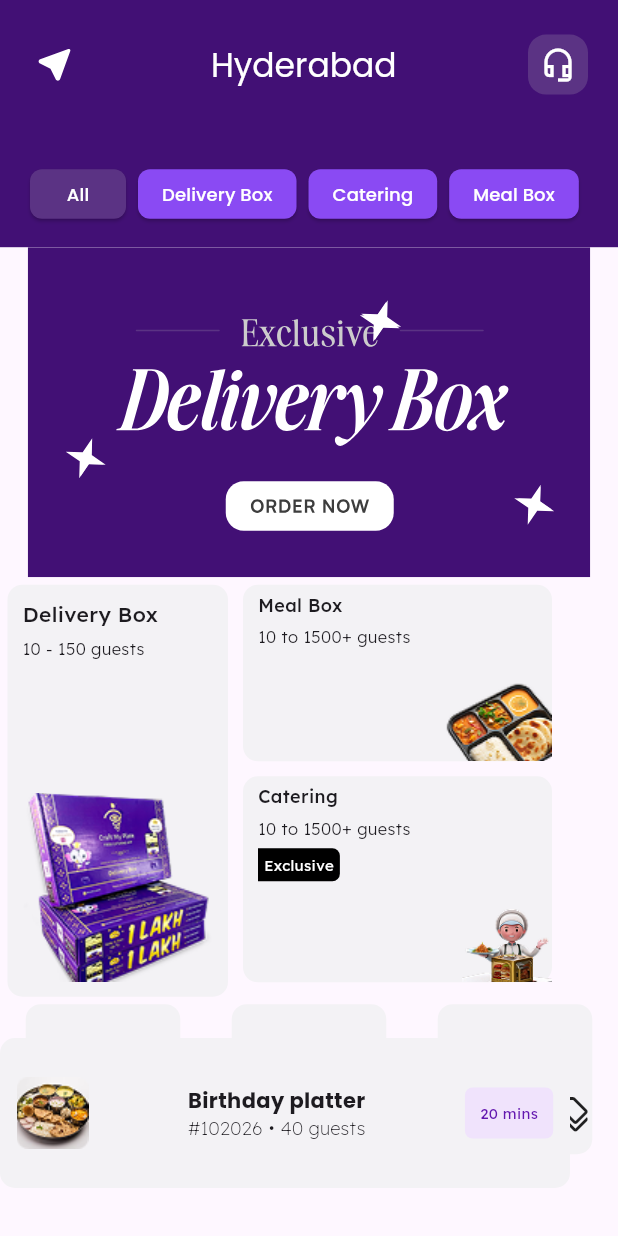
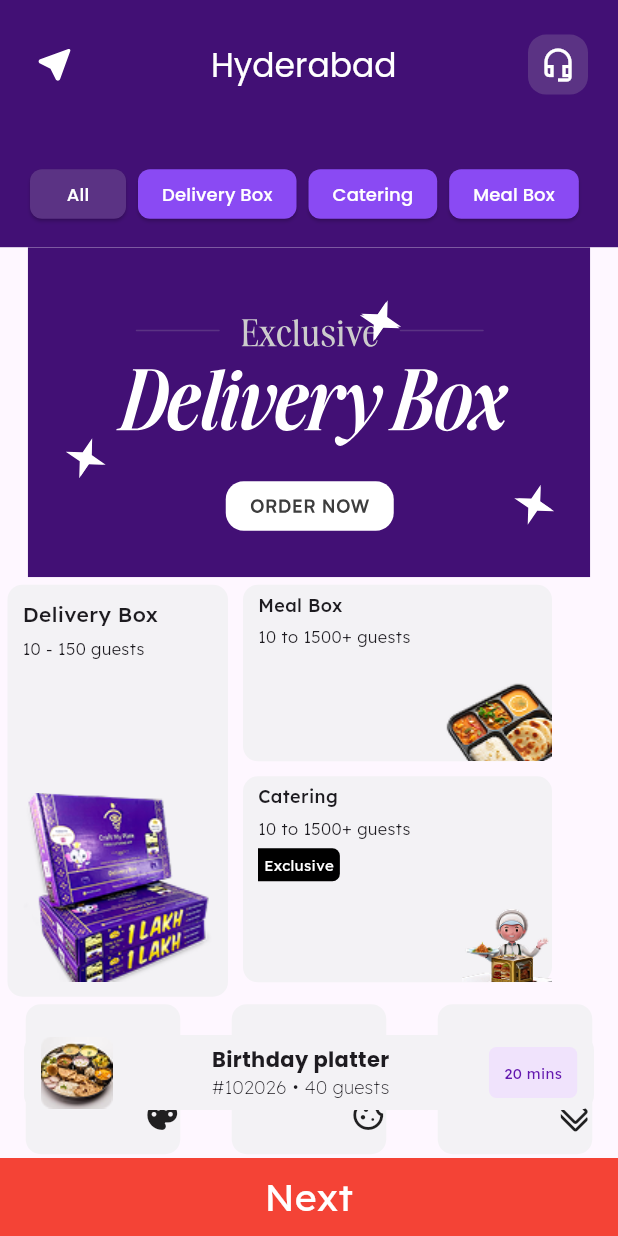
Before and after one commit to JainamO7/task_interview, a Flutter app: the screen it shows after launch, on a phone screen of 412 x 824 dp. Run offline on Flutter 3.47's test engine with Material 3 defaults, Android fonts, the phone set to English and light mode, and no system bars; our stand-ins replace flutter_svg, get, google_fonts.

Commit message:
Update HomePageView layout: adjust button size, add bottom navigation bar, and ensure consistent app bar color

```diff
--- a/lib/view/homePageView.dart
+++ b/lib/view/homePageView.dart
@@ -167,6 +167,7 @@ class HomePageView extends StatelessWidget {
 
               Row(
                 mainAxisAlignment: MainAxisAlignment.spaceAround,
+                mainAxisSize: MainAxisSize.max,
                 children: [
                   _buildOptionCard(
                     title: "Find My Platter",
@@ -191,6 +192,24 @@ class HomePageView extends StatelessWidget {
         name: 'Birthday platter',
         detils: '#102026 • 40 guests',
         minites: '20 mins',
+      ),
+      floatingActionButtonLocation: FloatingActionButtonLocation.centerFloat,
+      bottomNavigationBar: Container(
+        padding: const EdgeInsets.symmetric(horizontal: 16.0, vertical: 8.0),
+        color: Colors.red, // Match app bar color for consistency
+        child: SizedBox(
+          width: double.maxFinite,
+          child: InkWell(
+            child: Text(
+              "Next",
+              textAlign: TextAlign.center,
+              style: GoogleFonts.lexend(
+                color: AppColors.whiteColor,
+                fontSize: 25,
+              ),
+            ),
+          ),
+        ),
       ),
     );
   }
@@ -234,7 +253,7 @@ class HomePageView extends StatelessWidget {
     return Padding(
       padding: const EdgeInsets.all(8.0),
       child: Container(
-        height: 100,
+        height: 50,
         margin: EdgeInsets.all(8),
         // Slightly taller to accommodate extra details
         decoration: BoxDecoration(
```
